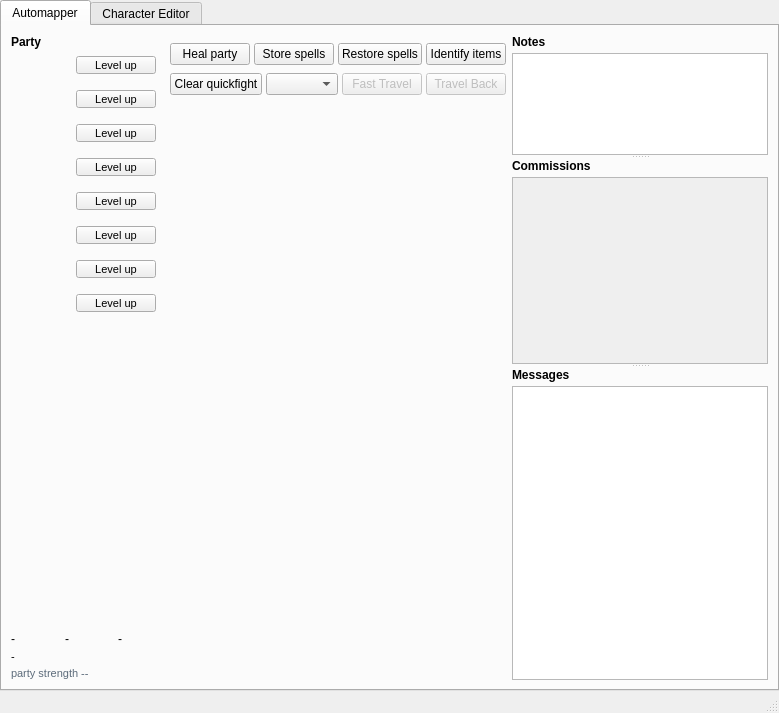
This is wish/window.ui in malcyon/wish as Qt 5 draws it before an edit. The edited form follows.
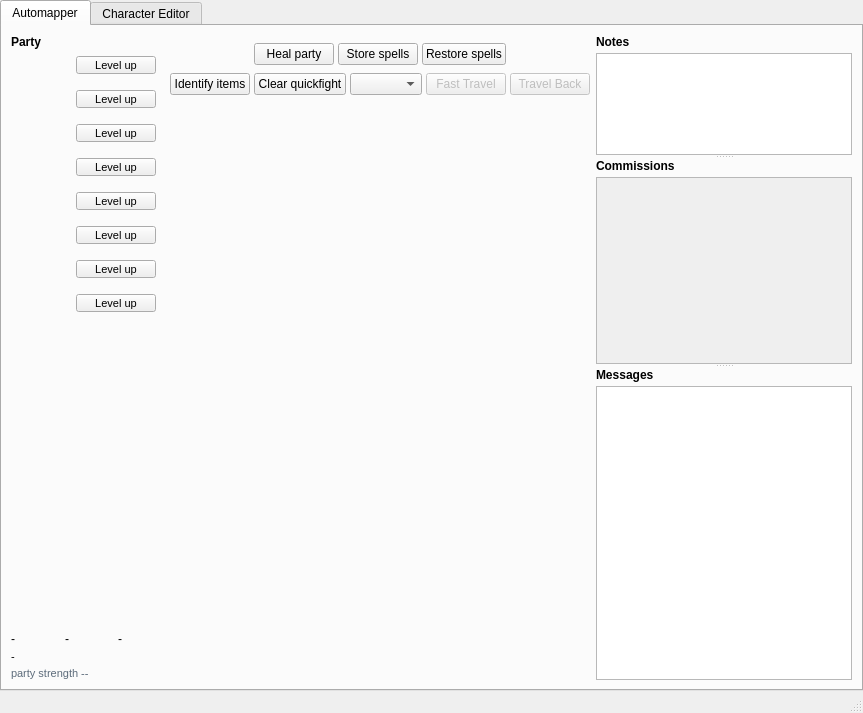
This is the edited form. Custom widgets are drawn as their Qt base class.

Commit message: UI Redesign: Move identify items button, fix tests

What changed in the file:
```diff
--- a/wish/window.ui
+++ b/wish/window.ui
@@ -1088,14 +1088,6 @@
                 </property>
                </widget>
               </item>
-              <item row="0" column="3">
-               <widget class="ElidingButton" name="action_identify">
-                <property name="text">
-                 <string>Identify items</string>
-                </property>
-               </widget>
-              </item>
-
               </layout>
             </widget>
            </item>
@@ -1117,17 +1109,17 @@
               <property name="bottomMargin">
                <number>2</number>
               </property>
-              <item row="0" column="0">
+              <item row="0" column="1">
                <widget class="ElidingButton" name="action_clear_qf">
                 <property name="text">
                  <string>Clear quickfight</string>
                 </property>
                </widget>
               </item>
-              <item row="0" column="1">
-               <widget class="ElidingComboBox" name="ft_combo" />
-              </item>
               <item row="0" column="2">
+               <widget class="ElidingComboBox" name="ft_combo" />
+              </item>
+              <item row="0" column="3">
                <widget class="ElidingButton" name="ft_button">
                 <property name="enabled">
                  <bool>false</bool>
@@ -1137,7 +1129,7 @@
                 </property>
                </widget>
               </item>
-              <item row="0" column="3">
+              <item row="0" column="4">
                <widget class="ElidingButton" name="ft_back_button">
                 <property name="enabled">
                  <bool>false</bool>
@@ -1147,6 +1139,14 @@
                 </property>
                </widget>
               </item>
+              <item row="0" column="0">
+               <widget class="ElidingButton" name="action_identify">
+                <property name="text">
+                 <string>Identify items</string>
+                </property>
+               </widget>
+              </item>
+
               </layout>
             </widget>
            </item>
```
The commit also changes 2 other files.
